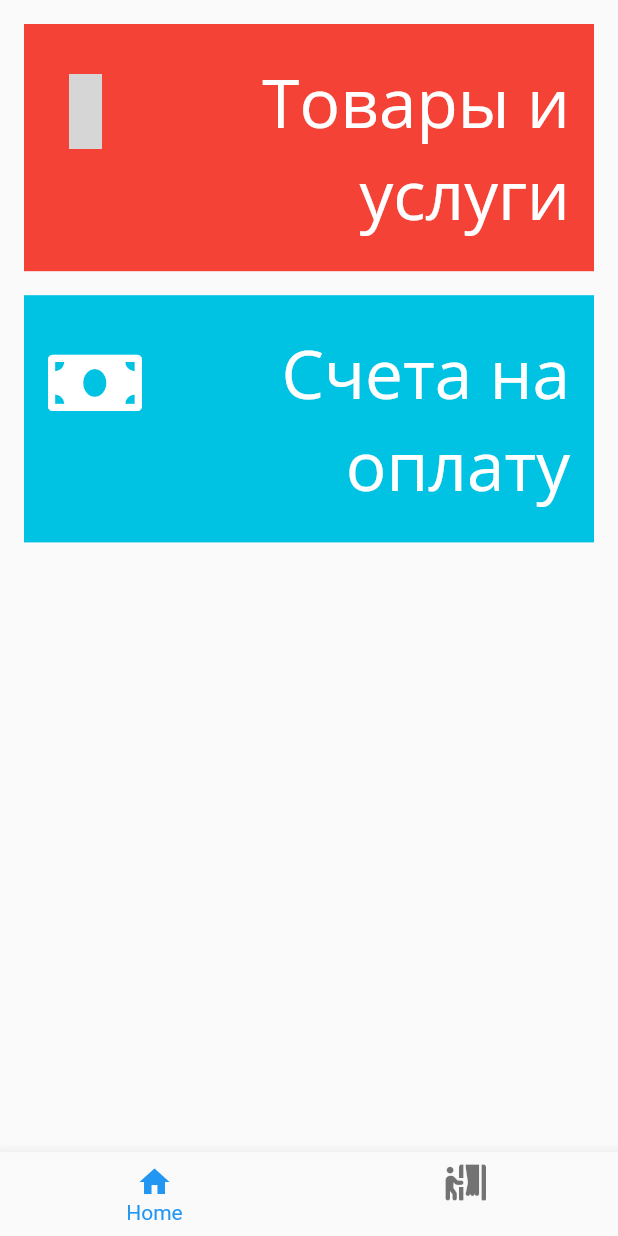
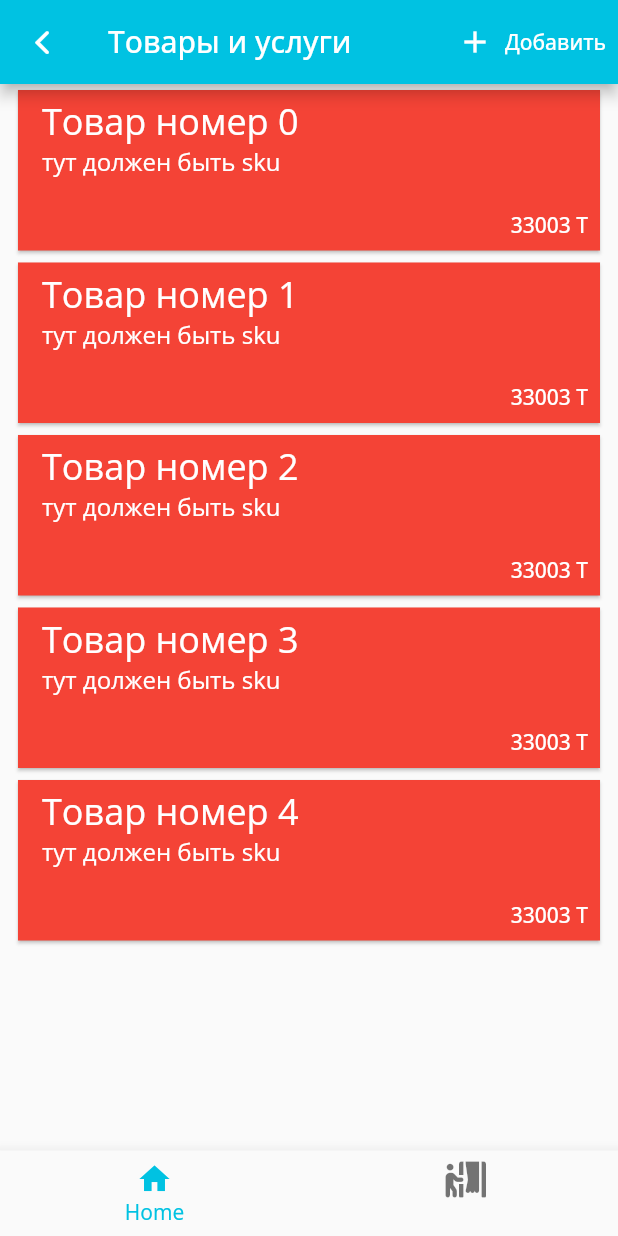
Before and after one commit to Zhalkhas/buhta_mobile, a Flutter app: the screen it shows after launch, after a tap on "Товары и услуги", on a phone screen of 412 x 824 dp. Run offline on Flutter 3.47's test engine with Material 2 defaults, Android fonts, the phone set to English and light mode, and no system bars; our stand-ins replace fluttericon, google_fonts; grey boxes are pictures that could not be loaded.

Commit message:
added product and bills list
Took 2 hours 53 minutes

```diff
--- /dev/null
+++ b/analysis_options.yaml
@@ -0,0 +1,6 @@
+include: package:effective_dart/analysis_options.yaml
+
+analyzer:
+  exclude:
+    - build/**
+    - lib/**.g.dart
--- a/lib/main.dart
+++ b/lib/main.dart
@@ -1,31 +1,102 @@
 import 'package:buhta/presentation/pages/home.dart';
+import 'package:buhta/presentation/widgets/willpop_wrapper.dart';
 import 'package:flutter/material.dart';
 import 'package:fluttericon/font_awesome5_icons.dart';
+import 'package:google_fonts/google_fonts.dart';
 
 void main() {
   runApp(MyApp());
 }
 
-class MyApp extends StatelessWidget {
+class MyApp extends StatefulWidget {
+  @override
+  State<StatefulWidget> createState() => _MyAppState();
+}
+
+class _MyAppState extends State<MyApp> {
+  int _index = 0;
+
   @override
   Widget build(BuildContext context) {
     return MaterialApp(
       title: 'Buhta Mobile',
       theme: ThemeData(
-        primarySwatch: Colors.blue,
-      ),
+          primarySwatch: _createMaterialColor(
+            Color.fromRGBO(0x00, 0xc2, 0xe2, 1),
+          ),
+          // MaterialColor(
+          //   0x00c2e2,
+          //   {
+          //     50: Color.fromRGBO(0x00,0xc2,0xe2, .1),
+          //     100: Color.fromRGBO(0x00,0xc2,0xe2, .2),
+          //     200: Color.fromRGBO(0x00,0xc2,0xe2, .3),
+          //     300: Color.fromRGBO(0x00,0xc2,0xe2, .4),
+          //     400: Color.fromRGBO(0x00,0xc2,0xe2, .5),
+          //     500: Color.fromRGBO(0x00,0xc2,0xe2, .6),
+          //     600: Color.fromRGBO(0x00,0xc2,0xe2, .7),
+          //     700: Color.fromRGBO(0x00,0xc2,0xe2, .8),
+          //     800: Color.fromRGBO(0x00,0xc2,0xe2, .9),
+          //     900: Color.fromRGBO(0x00,0xc2,0xe2, 1),
+          //   },
+          // ),
+          textTheme: GoogleFonts.openSansTextTheme()),
       home: SafeArea(
         child: Scaffold(
           bottomNavigationBar: BottomNavigationBar(
+            currentIndex: _index,
             items: [
               BottomNavigationBarItem(icon: Icon(Icons.home), label: "Home"),
               BottomNavigationBarItem(
                   icon: Icon(FontAwesome5.person_booth), label: ""),
             ],
+            onTap: (value) => setState(() => _index = value),
           ),
-          body: HomePage(),
+          body: IndexedStack(
+            index: _index,
+            children: [
+              Navigator(
+                initialRoute: '/home',
+                onGenerateRoute: (settings) {
+                  switch (settings.name) {
+                    case '/home':
+                      return MaterialPageRoute(
+                        builder: (context) => WillPopWrapper(
+                          child: HomePage(),
+                        ),
+                      );
+                    default:
+                      return MaterialPageRoute(
+                          builder: (context) => Container());
+                  }
+                },
+              ),
+              Center(
+                child: Text("Profile"),
+              ),
+            ],
+          ),
         ),
       ),
     );
   }
+
+  MaterialColor _createMaterialColor(Color color) {
+    List strengths = <double>[.05];
+    final swatch = <int, Color>{};
+    final int r = color.red, g = color.green, b = color.blue;
+
+    for (int i = 1; i < 10; i++) {
+      strengths.add(0.1 * i);
+    }
+    strengths.forEach((strength) {
+      final double ds = 0.5 - strength;
+      swatch[(strength * 1000).round()] = Color.fromRGBO(
+        r + ((ds < 0 ? r : (255 - r)) * ds).round(),
+        g + ((ds < 0 ? g : (255 - g)) * ds).round(),
+        b + ((ds < 0 ? b : (255 - b)) * ds).round(),
+        1,
+      );
+    });
+    return MaterialColor(color.value, swatch);
+  }
 }
--- a/lib/presentation/pages/home.dart
+++ b/lib/presentation/pages/home.dart
@@ -1,8 +1,12 @@
-import 'package:buhta/presentation/widgets/title_card.dart';
+import 'package:buhta/presentation/pages/bills.dart';
+import 'package:buhta/presentation/pages/products.dart';
 import 'package:flutter/material.dart';
 import 'package:fluttericon/font_awesome5_icons.dart';
 import 'package:fluttericon/fontelico_icons.dart';
 
+import '../widgets/title_card.dart';
+
+///Widget containing all
 class HomePage extends StatefulWidget {
   @override
   State<StatefulWidget> createState() => _HomePageState();
@@ -20,12 +24,20 @@ class _HomePageState extends State<HomePage> {
               title: 'Товары и услуги',
               color: Colors.red,
               leadingIcon: Fontelico.emo_angry,
-              onTap: (){print('asdasd');},
+              onTap: () => Navigator.of(context).push(
+                MaterialPageRoute(
+                  builder: (context) => ProductsListPage(),
+                ),
+              ),
             ),
             TitleCard(
-                title: 'Счета на оплату',
-                color: Color.fromRGBO(0, 0xc2, 0xe2, 1),
-                leadingIcon: FontAwesome5.money_bill),
+              title: 'Счета на оплату',
+              color: Color.fromRGBO(0, 0xc2, 0xe2, 1),
+              leadingIcon: FontAwesome5.money_bill,
+              onTap: () => Navigator.of(context).push(MaterialPageRoute(
+                builder: (context) => BillsListPage(),
+              )),
+            ),
           ],
         ),
       ),
--- /dev/null
+++ b/lib/presentation/pages/products.dart
@@ -0,0 +1,27 @@
+import 'package:flutter/material.dart';
+
+import '../widgets/list_card.dart';
+import '../widgets/platform_scaffold.dart';
+
+class ProductsListPage extends StatelessWidget {
+  @override
+  Widget build(BuildContext context) {
+    return PlatformScaffold(
+      title: "Товары и услуги",
+      child: ListView(
+        children: List.generate(
+          5,
+          (index) => ListCard(
+            onTap: () {},
+            title: "Товар номер $index",
+            subtitle: "тут должен быть sku",
+            subscript: "33003 Т",
+          ),
+        ),
+      ),
+      actionIcon: Icons.add,
+      actionLabel: "Добавить",
+      onTapAction: () {},
+    );
+  }
+}
--- /dev/null
+++ b/lib/presentation/widgets/list_card.dart
@@ -0,0 +1,59 @@
+import 'package:flutter/material.dart';
+
+class ListCard extends StatelessWidget {
+  final String title;
+  final String subtitle;
+  final String subscript;
+  final VoidCallback onTap;
+
+  const ListCard(
+      {Key key, this.title, this.subtitle, this.subscript, this.onTap})
+      : super(key: key);
+
+  @override
+  Widget build(BuildContext context) {
+    return Padding(
+      padding: const EdgeInsets.symmetric(horizontal: 8.0),
+      child: InkWell(
+        onTap: onTap,
+        child: Card(
+          color: Colors.red,
+          shape: RoundedRectangleBorder(borderRadius: BorderRadius.zero),
+          child: Column(
+            mainAxisSize: MainAxisSize.max,
+            crossAxisAlignment: CrossAxisAlignment.end,
+            children: [
+              ListTile(
+                title: Text(
+                  title,
+                  style: Theme.of(context)
+                      .textTheme
+                      .headline5
+                      .copyWith(color: Colors.white),
+                ),
+                subtitle: Text(
+                  subtitle,
+                  style: Theme.of(context)
+                      .textTheme
+                      .subtitle1
+                      .copyWith(color: Colors.white),
+                ),
+              ),
+              Padding(
+                padding: const EdgeInsets.all(8.0),
+                child: Text(
+                  subscript,
+                  style: Theme.of(context)
+                      .textTheme
+                      .bodyText1
+                      .copyWith(color: Colors.white),
+                  textAlign: TextAlign.end,
+                ),
+              ),
+            ],
+          ),
+        ),
+      ),
+    );
+  }
+}
--- /dev/null
+++ b/lib/presentation/widgets/platform_scaffold.dart
@@ -0,0 +1,73 @@
+import 'package:flutter/cupertino.dart';
+import 'package:flutter/material.dart';
+
+import 'platform_widget.dart';
+
+class PlatformScaffold extends PlatformWidget<Scaffold, CupertinoPageScaffold> {
+  final Widget child;
+  final String title;
+  final String actionLabel;
+  final IconData actionIcon;
+  final VoidCallback onTapAction;
+
+  PlatformScaffold({
+    @required this.child,
+    @required this.title,
+    this.actionLabel = "",
+    this.actionIcon,
+    this.onTapAction,
+  });
+
+  @override
+  Scaffold buildAndroid(BuildContext context) {
+    return Scaffold(
+      appBar: AppBar(
+        leading: IconButton(
+          icon: Icon(
+            CupertinoIcons.back,
+            color: Colors.white,
+          ),
+          onPressed: () => Navigator.of(context).pop(),
+        ),
+        title: Text(
+          title,
+          style: Theme.of(context)
+              .textTheme
+              .headline6
+              .copyWith(color: Colors.white),
+        ),
+        actions: [
+          TextButton.icon(
+            icon: Icon(
+              actionIcon,
+              color: Colors.white,
+            ),
+            onPressed: onTapAction,
+            label: Text(
+              actionLabel,
+              style: Theme.of(context)
+                  .textTheme
+                  .button
+                  .copyWith(color: Colors.white),
+            ),
+          ),
+        ],
+      ),
+      body: child,
+    );
+  }
+
+  @override
+  CupertinoPageScaffold buildIOS(BuildContext context) {
+    return CupertinoPageScaffold(
+      navigationBar: CupertinoNavigationBar(
+        middle: Text(title),
+        trailing: IconButton(
+          icon: Icon(Icons.add),
+          onPressed: () {},
+        ),
+      ),
+      child: child,
+    );
+  }
+}
--- /dev/null
+++ b/lib/presentation/widgets/platform_widget.dart
@@ -0,0 +1,21 @@
+import 'dart:io';
+
+import 'package:flutter/cupertino.dart';
+
+abstract class PlatformWidget<Android extends Widget, iOS extends Widget>
+    extends StatelessWidget {
+  @override
+  Widget build(BuildContext context) {
+    if (Platform.isAndroid) {
+      return buildAndroid(context);
+    } else if (Platform.isIOS) {
+      return buildIOS(context);
+    } else {
+      throw UnimplementedError();
+    }
+  }
+
+  Android buildAndroid(BuildContext context);
+
+  iOS buildIOS(BuildContext context);
+}
--- a/lib/presentation/widgets/title_card.dart
+++ b/lib/presentation/widgets/title_card.dart
@@ -1,5 +1,4 @@
 import 'package:flutter/material.dart';
-import 'package:google_fonts/google_fonts.dart';
 
 class TitleCard extends StatelessWidget {
   final String title;
@@ -21,7 +20,6 @@ class TitleCard extends StatelessWidget {
     return Padding(
       padding: const EdgeInsets.all(8.0),
       child: Container(
-
         height: size.height * 0.2,
         decoration: BoxDecoration(
           color: color,
@@ -39,10 +37,10 @@ class TitleCard extends StatelessWidget {
             title: Text(
               title,
               textAlign: TextAlign.end,
-              style: GoogleFonts.openSans(
-                color: Colors.white,
-                textStyle: Theme.of(context).textTheme.headline3,
-              ),
+              style: Theme.of(context)
+                  .textTheme
+                  .headline3
+                  .copyWith(color: Colors.white),
             ),
           ),
         ),
--- /dev/null
+++ b/lib/presentation/widgets/willpop_wrapper.dart
@@ -0,0 +1,18 @@
+import 'package:flutter/cupertino.dart';
+
+class WillPopWrapper extends StatelessWidget {
+  final Widget child;
+  final GlobalKey<NavigatorState> navKey;
+
+  const WillPopWrapper({Key key, this.child, this.navKey}) : super(key: key);
+
+  @override
+  Widget build(BuildContext context) {
+    return WillPopScope(
+        child: child,
+        onWillPop: () async {
+          await navKey.currentState.maybePop();
+          return false;
+        });
+  }
+}
--- a/pubspec.yaml
+++ b/pubspec.yaml
@@ -35,6 +35,7 @@ dependencies:
 dev_dependencies:
   flutter_test:
     sdk: flutter
+  effective_dart: any
 
 # For information on the generic Dart part of this file, see the
 # following page: https://dart.dev/tools/pub/pubspec
```
Also changed, not shown: lib/presentation/pages/bills.dart (added, +24 -0 lines), lib/presentation/widgets/button.dart (added, +30 -0 lines), lib/presentation/widgets/platform_appbar.dart (added, +24 -0 lines), pubspec.lock.
